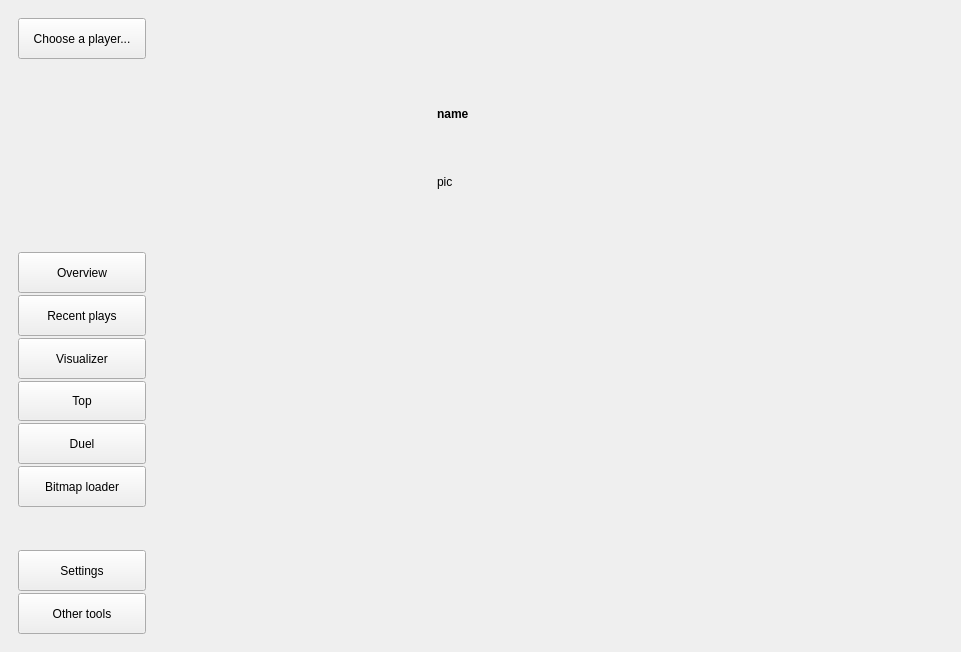
Qt form osu-master/mainwindow.ui (PrefectSol/osu-master) before a commit.
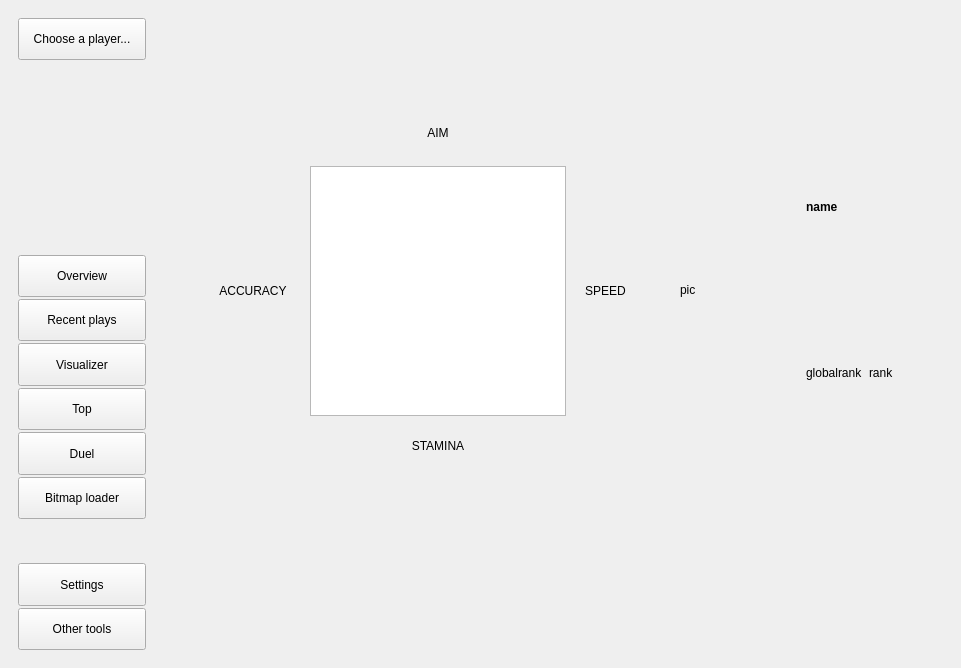
The same form after that commit. The open tabs and pages were chosen to show the change.

What changed in the file:
```diff
--- a/osu-master/mainwindow.ui
+++ b/osu-master/mainwindow.ui
@@ -215,7 +215,7 @@
     <item row="0" column="1">
      <widget class="QStackedWidget" name="contentViewer">
       <property name="currentIndex">
-       <number>0</number>
+       <number>8</number>
       </property>
       <widget class="QWidget" name="choosePage">
        <layout class="QGridLayout" name="gridLayout_8">
@@ -393,110 +393,244 @@
       </widget>
       <widget class="QWidget" name="overviewPage_2">
        <layout class="QGridLayout" name="gridLayout_4">
-        <item row="0" column="3">
-         <spacer name="horizontalSpacer_14">
+        <item row="0" column="1">
+         <spacer name="verticalSpacer_6">
           <property name="orientation">
-           <enum>Qt::Horizontal</enum>
+           <enum>Qt::Vertical</enum>
           </property>
           <property name="sizeHint" stdset="0">
            <size>
-            <width>238</width>
-            <height>20</height>
+            <width>56</width>
+            <height>108</height>
            </size>
           </property>
          </spacer>
         </item>
-        <item row="0" column="0">
-         <spacer name="horizontalSpacer_12">
+        <item row="1" column="0">
+         <spacer name="horizontalSpacer_6">
           <property name="orientation">
            <enum>Qt::Horizontal</enum>
           </property>
           <property name="sizeHint" stdset="0">
            <size>
-            <width>238</width>
+            <width>40</width>
             <height>20</height>
            </size>
           </property>
          </spacer>
         </item>
-        <item row="0" column="2">
-         <layout class="QVBoxLayout" name="verticalLayout_17">
-          <item>
-           <spacer name="verticalSpacer_10">
+        <item row="1" column="1">
+         <layout class="QGridLayout" name="gridLayout_3">
+          <item row="2" column="2">
+           <widget class="QGraphicsView" name="graphicsView">
+            <property name="minimumSize">
+             <size>
+              <width>250</width>
+              <height>250</height>
+             </size>
+            </property>
+           </widget>
+          </item>
+          <item row="2" column="0">
+           <widget class="QLabel" name="label">
+            <property name="text">
+             <string>ACCURACY</string>
+            </property>
+            <property name="alignment">
+             <set>Qt::AlignCenter</set>
+            </property>
+           </widget>
+          </item>
+          <item row="1" column="4">
+           <spacer name="horizontalSpacer_12">
             <property name="orientation">
+             <enum>Qt::Horizontal</enum>
+            </property>
+            <property name="sizeHint" stdset="0">
+             <size>
+              <width>40</width>
+              <height>20</height>
+             </size>
+            </property>
+           </spacer>
+          </item>
+          <item row="2" column="1">
+           <spacer name="horizontalSpacer_4">
+            <property name="orientation">
+             <enum>Qt::Horizontal</enum>
+            </property>
+            <property name="sizeHint" stdset="0">
+             <size>
+              <width>17</width>
+              <height>17</height>
+             </size>
+            </property>
+           </spacer>
+          </item>
+          <item row="1" column="2">
+           <spacer name="verticalSpacer_8">
+            <property name="orientation">
              <enum>Qt::Vertical</enum>
             </property>
             <property name="sizeHint" stdset="0">
              <size>
               <width>20</width>
-              <height>40</height>
+              <height>17</height>
              </size>
             </property>
            </spacer>
           </item>
-          <item>
-           <widget class="QWidget" name="playerViewer_3" native="true">
-            <property name="sizePolicy">
-             <sizepolicy hsizetype="Expanding" vsizetype="Expanding">
-              <horstretch>0</horstretch>
-              <verstretch>0</verstretch>
-             </sizepolicy>
+          <item row="2" column="4">
+           <widget class="QLabel" name="label_28">
+            <property name="text">
+             <string>SPEED</string>
             </property>
-            <layout class="QVBoxLayout" name="verticalLayout_18">
-             <item>
-              <widget class="QLabel" name="usernamelabel_2">
-               <property name="font">
-                <font>
-                 <italic>false</italic>
-                 <bold>true</bold>
-                 <underline>false</underline>
-                </font>
-               </property>
-               <property name="text">
-                <string>name</string>
-               </property>
-              </widget>
-             </item>
-             <item>
-              <widget class="QLabel" name="picturelabel_2">
-               <property name="minimumSize">
-                <size>
-                 <width>110</width>
-                 <height>110</height>
-                </size>
-               </property>
-               <property name="text">
-                <string>pic</string>
-               </property>
-              </widget>
-             </item>
-            </layout>
+            <property name="alignment">
+             <set>Qt::AlignCenter</set>
+            </property>
            </widget>
           </item>
-          <item>
-           <spacer name="verticalSpacer_11">
+          <item row="0" column="2">
+           <widget class="QLabel" name="label_27">
+            <property name="text">
+             <string>AIM</string>
+            </property>
+            <property name="alignment">
+             <set>Qt::AlignCenter</set>
+            </property>
+           </widget>
+          </item>
+          <item row="3" column="2">
+           <spacer name="verticalSpacer_5">
             <property name="orientation">
              <enum>Qt::Vertical</enum>
             </property>
             <property name="sizeHint" stdset="0">
              <size>
               <width>20</width>
-              <height>40</height>
+              <height>17</height>
              </size>
             </property>
            </spacer>
           </item>
+          <item row="2" column="3">
+           <spacer name="horizontalSpacer_5">
+            <property name="orientation">
+             <enum>Qt::Horizontal</enum>
+            </property>
+            <property name="sizeHint" stdset="0">
+             <size>
+              <width>13</width>
+              <height>20</height>
+             </size>
+            </property>
+           </spacer>
+          </item>
+          <item row="4" column="2">
+           <widget class="QLabel" name="label_26">
+            <property name="text">
+             <string>STAMINA</string>
+            </property>
+            <property name="alignment">
+             <set>Qt::AlignCenter</set>
+            </property>
+           </widget>
+          </item>
          </layout>
         </item>
+        <item row="1" column="2">
+         <spacer name="horizontalSpacer_7">
+          <property name="orientation">
+           <enum>Qt::Horizontal</enum>
+          </property>
+          <property name="sizeHint" stdset="0">
+           <size>
+            <width>40</width>
+            <height>20</height>
+           </size>
+          </property>
+         </spacer>
+        </item>
         <item row="1" column="3">
-         <spacer name="verticalSpacer_9">
+         <layout class="QGridLayout" name="gridLayout_2">
+          <item row="1" column="0" rowspan="2">
+           <widget class="QLabel" name="picturelabel_2">
+            <property name="minimumSize">
+             <size>
+              <width>120</width>
+              <height>120</height>
+             </size>
+            </property>
+            <property name="text">
+             <string>pic</string>
+            </property>
+           </widget>
+          </item>
+          <item row="2" column="2">
+           <widget class="QLabel" name="ranklabel">
+            <property name="text">
+             <string>rank</string>
+            </property>
+           </widget>
+          </item>
+          <item row="2" column="1">
+           <widget class="QLabel" name="globalranklabel">
+            <property name="text">
+             <string>globalrank</string>
+            </property>
+           </widget>
+          </item>
+          <item row="1" column="1" colspan="2">
+           <widget class="QLabel" name="usernamelabel_2">
+            <property name="font">
+             <font>
+              <italic>false</italic>
+              <bold>true</bold>
+              <underline>false</underline>
+             </font>
+            </property>
+            <property name="text">
+             <string>name</string>
+            </property>
+           </widget>
+          </item>
+         </layout>
+        </item>
+        <item row="1" column="4">
+         <spacer name="horizontalSpacer_10">
+          <property name="orientation">
+           <enum>Qt::Horizontal</enum>
+          </property>
+          <property name="sizeHint" stdset="0">
+           <size>
+            <width>36</width>
+            <height>20</height>
+           </size>
+          </property>
+         </spacer>
+        </item>
+        <item row="2" column="3">
+         <spacer name="verticalSpacer_11">
+          <property name="orientation">
+           <enum>Qt::Vertical</enum>
+          </property>
+          <property name="sizeHint" stdset="0">
+           <size>
+            <width>59</width>
+            <height>70</height>
+           </size>
+          </property>
+         </spacer>
+        </item>
+        <item row="3" column="1">
+         <spacer name="verticalSpacer_7">
           <property name="orientation">
            <enum>Qt::Vertical</enum>
           </property>
           <property name="sizeHint" stdset="0">
            <size>
             <width>20</width>
-            <height>297</height>
+            <height>69</height>
            </size>
           </property>
          </spacer>
@@ -920,14 +1054,94 @@
        </layout>
       </widget>
       <widget class="QWidget" name="otherPage">
-       <layout class="QVBoxLayout" name="verticalLayout_7">
-        <item>
+       <layout class="QGridLayout" name="gridLayout_5">
+        <item row="0" column="2">
+         <spacer name="verticalSpacer_9">
+          <property name="orientation">
+           <enum>Qt::Vertical</enum>
+          </property>
+          <property name="sizeHint" stdset="0">
+           <size>
+            <width>20</width>
+            <height>160</height>
+           </size>
+          </property>
+         </spacer>
+        </item>
+        <item row="2" column="3">
+         <spacer name="horizontalSpacer_14">
+          <property name="orientation">
+           <enum>Qt::Horizontal</enum>
+          </property>
+          <property name="sizeHint" stdset="0">
+           <size>
+            <width>40</width>
+            <height>20</height>
+           </size>
+          </property>
+         </spacer>
+        </item>
+        <item row="1" column="0">
+         <widget class="QDateTimeEdit" name="dateTimeEdit"/>
+        </item>
+        <item row="2" column="1" rowspan="2" colspan="2">
+         <widget class="QDial" name="dial">
+          <property name="minimumSize">
+           <size>
+            <width>400</width>
+            <height>400</height>
+           </size>
+          </property>
+         </widget>
+        </item>
+        <item row="5" column="0" colspan="2">
          <widget class="QLabel" name="label_7">
           <property name="text">
            <string>OTHER TOOLS (links) to drivers, pp counters, overlays and etc...</string>
           </property>
          </widget>
         </item>
+        <item row="3" column="0">
+         <spacer name="horizontalSpacer_16">
+          <property name="orientation">
+           <enum>Qt::Horizontal</enum>
+          </property>
+          <property name="sizeHint" stdset="0">
+           <size>
+            <width>277</width>
+            <height>20</height>
+           </size>
+          </property>
+         </spacer>
+        </item>
+        <item row="4" column="2">
+         <spacer name="verticalSpacer_10">
+          <property name="orientation">
+           <enum>Qt::Vertical</enum>
+          </property>
+          <property name="sizeHint" stdset="0">
+           <size>
+            <width>20</width>
+            <height>21</height>
+           </size>
+          </property>
+         </spacer>
+        </item>
+        <item row="0" column="0">
+         <widget class="QCalendarWidget" name="calendarWidget"/>
+        </item>
+        <item row="2" column="0">
+         <widget class="QSpinBox" name="spinBox"/>
+        </item>
+        <item row="1" column="1">
+         <widget class="QDoubleSpinBox" name="doubleSpinBox"/>
+        </item>
+        <item row="0" column="1">
+         <widget class="QFontComboBox" name="fontComboBox"/>
+        </item>
+        <item row="4" column="0">
+         <widget class="QComboBox" name="comboBox"/>
+        </item>
        </layout>
       </widget>
      </widget>
```
